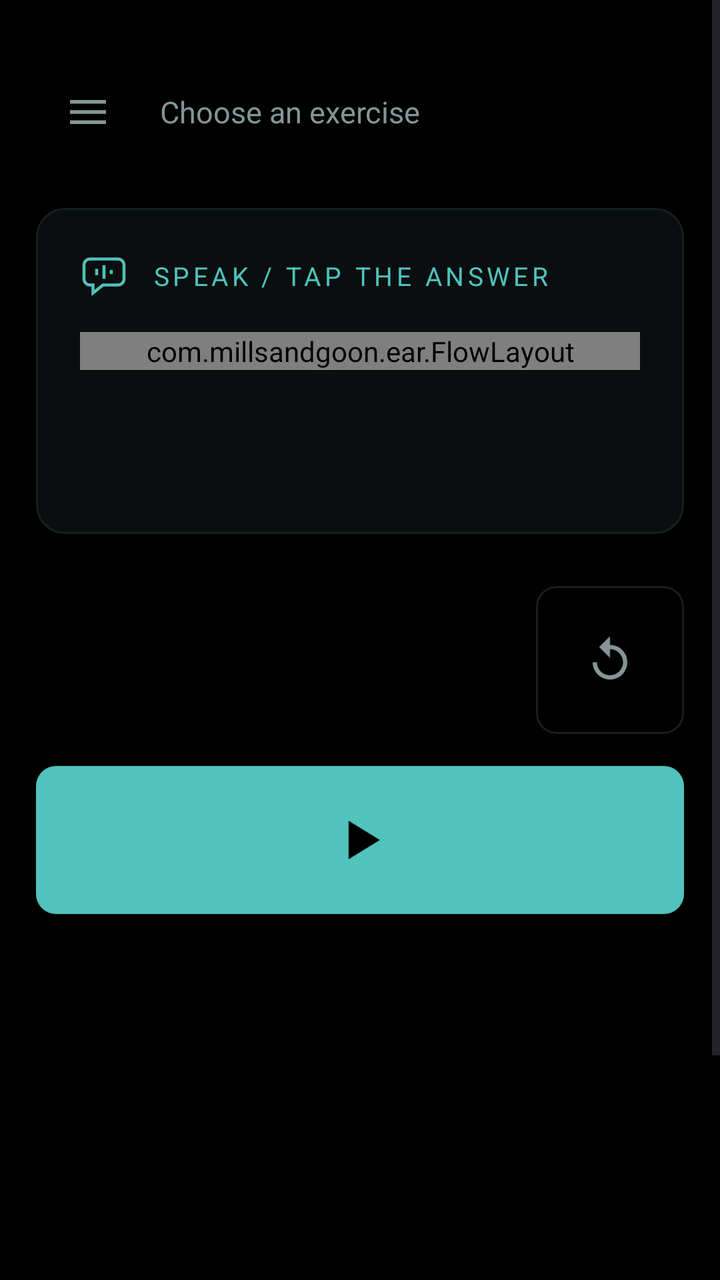
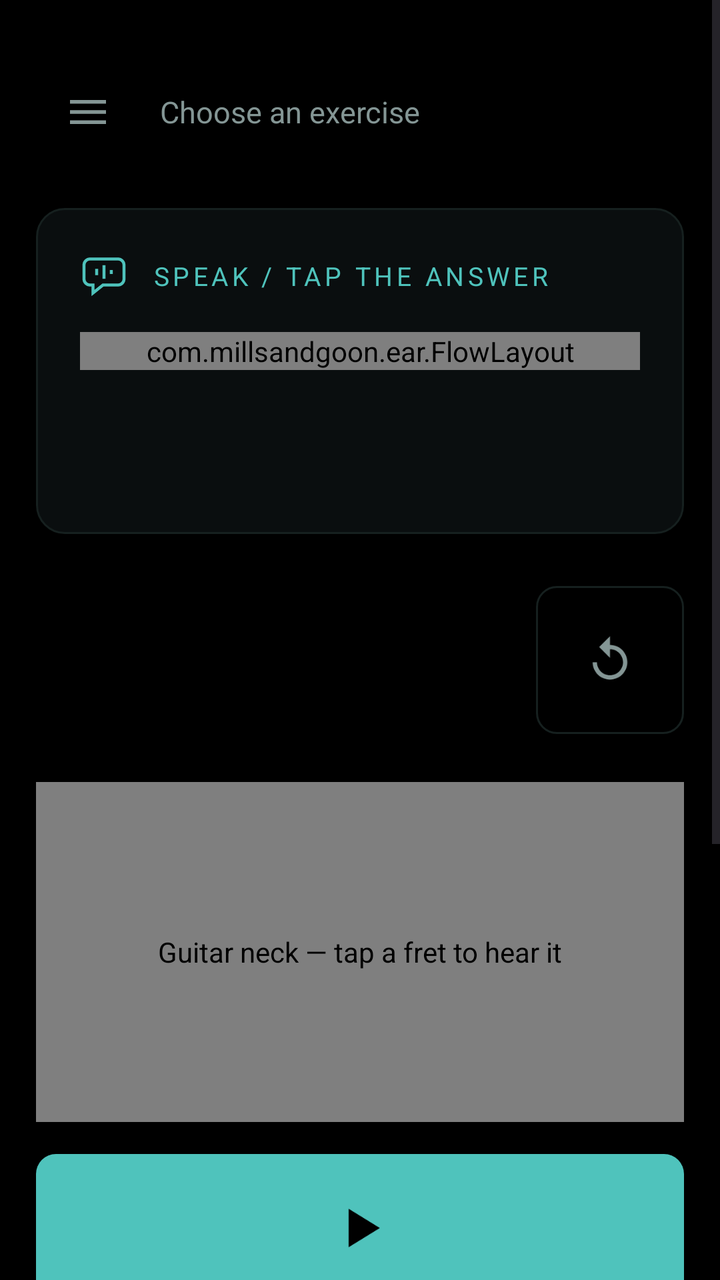

Compare the two renders of this Android layout. The source of the first and the diff that turns it into the second are given below.
<!-- AndroidManifest.xml: application theme Theme.Ear -->
<!-- res/layout/activity_main.xml -->
<?xml version="1.0" encoding="utf-8"?>
<androidx.drawerlayout.widget.DrawerLayout
    xmlns:android="http://schemas.android.com/apk/res/android"
    android:id="@+id/drawer"
    android:layout_width="match_parent"
    android:layout_height="match_parent"
    android:background="@color/ground">

    <ScrollView
        android:layout_width="match_parent"
        android:layout_height="match_parent"
        android:fillViewport="true">

        <LinearLayout
            android:layout_width="match_parent"
            android:layout_height="wrap_content"
            android:orientation="vertical"
            android:paddingStart="18dp"
            android:paddingEnd="18dp"
            android:paddingTop="30dp"
            android:paddingBottom="40dp">

            <LinearLayout
                android:layout_width="match_parent"
                android:layout_height="wrap_content"
                android:orientation="horizontal"
                android:gravity="center_vertical">

                <ImageButton
                    android:id="@+id/menu"
                    android:layout_width="52dp"
                    android:layout_height="52dp"
                    android:background="?android:attr/selectableItemBackgroundBorderless"
                    android:contentDescription="Exercises"
                    android:src="@drawable/ic_menu" />

                <TextView
                    android:id="@+id/lessonTitle"
                    android:layout_width="0dp"
                    android:layout_height="wrap_content"
                    android:layout_weight="1"
                    android:layout_marginStart="10dp"
                    android:textColor="@color/ink_dim"
                    android:textSize="15sp"
                    android:text="Choose an exercise" />
            </LinearLayout>

            
            <LinearLayout
                android:id="@+id/sayable"
                android:layout_width="match_parent"
                android:layout_height="wrap_content"
                android:layout_marginTop="22dp"
                android:orientation="vertical"
                android:background="@drawable/bg_sayable"
                android:padding="22dp">

                <LinearLayout
                    android:layout_width="wrap_content"
                    android:layout_height="wrap_content"
                    android:orientation="horizontal"
                    android:gravity="center_vertical">

                    <ImageView
                        android:layout_width="24dp"
                        android:layout_height="24dp"
                        android:layout_marginEnd="12dp"
                        android:contentDescription="Speak or tap the answer"
                        android:src="@drawable/ic_speak" />

                    <TextView
                        android:layout_width="wrap_content"
                        android:layout_height="wrap_content"
                        android:textColor="@color/aqua"
                        android:textSize="13sp"
                        android:letterSpacing="0.14"
                        android:text="SPEAK / TAP THE ANSWER" />
                </LinearLayout>

                
                <com.millsandgoon.ear.FlowLayout
                    android:id="@+id/vocab"
                    android:layout_width="match_parent"
                    android:layout_height="wrap_content"
                    android:layout_marginTop="16dp" />

                
                <TextView
                    android:id="@+id/status"
                    android:layout_width="match_parent"
                    android:layout_height="wrap_content"
                    android:layout_marginTop="18dp"
                    android:minHeight="42dp"
                    android:textColor="@color/ink"
                    android:textSize="30sp" />
            </LinearLayout>

            
            <LinearLayout
                android:layout_width="match_parent"
                android:layout_height="wrap_content"
                android:layout_marginTop="26dp"
                android:orientation="horizontal"
                android:gravity="center_vertical">

                <TextView
                    android:id="@+id/tallyRight"
                    android:layout_width="0dp"
                    android:layout_height="wrap_content"
                    android:layout_weight="1"
                    android:gravity="end"
                    android:layout_marginEnd="14dp"
                    android:textColor="@color/ok"
                    android:textSize="26sp"
                    android:fontFamily="monospace" />

                <TextView
                    android:id="@+id/tallyWrong"
                    android:layout_width="0dp"
                    android:layout_height="wrap_content"
                    android:layout_weight="1"
                    android:gravity="start"
                    android:textColor="@color/bad"
                    android:textSize="26sp"
                    android:fontFamily="monospace" />

                <ImageButton
                    android:id="@+id/reset"
                    android:layout_width="74dp"
                    android:layout_height="74dp"
                    android:layout_marginStart="12dp"
                    android:background="@drawable/bg_reset"
                    android:scaleType="center"
                    android:contentDescription="Reset the score"
                    android:src="@drawable/ic_reset" />
            </LinearLayout>

            
            <ImageButton
                android:id="@+id/transport"
                android:layout_width="match_parent"
                android:layout_height="74dp"
                android:layout_marginTop="16dp"
                android:background="@drawable/bg_transport"
                android:scaleType="center"
                android:contentDescription="Start"
                android:src="@drawable/ic_play" />

            <Space
                android:layout_width="match_parent"
                android:layout_height="220dp" />

            <TextView
                android:layout_width="match_parent"
                android:layout_height="wrap_content"
                android:textColor="@color/ink_faint"
                android:textSize="10sp"
                android:letterSpacing="0.18"
                android:alpha="0.6"
                android:text="LOG — LONG-PRESS TO COPY" />

            <TextView
                android:id="@+id/log"
                android:layout_width="match_parent"
                android:layout_height="wrap_content"
                android:layout_marginTop="8dp"
                android:padding="12dp"
                android:background="@color/sunk"
                android:textColor="@color/ink_faint"
                android:textSize="10sp"
                android:fontFamily="monospace"
                android:textIsSelectable="true" />
        </LinearLayout>
    </ScrollView>

    <LinearLayout
        android:layout_width="310dp"
        android:layout_height="match_parent"
        android:layout_gravity="start"
        android:orientation="vertical"
        android:background="@color/raise"
        android:paddingTop="26dp">

        <TextView
            android:layout_width="match_parent"
            android:layout_height="wrap_content"
            android:paddingStart="22dp"
            android:paddingEnd="22dp"
            android:paddingTop="20dp"
            android:paddingBottom="14dp"
            android:textColor="@color/ink_faint"
            android:textSize="11sp"
            android:letterSpacing="0.18"
            android:text="EXERCISES" />

        <ExpandableListView
            android:id="@+id/lessonList"
            android:layout_width="match_parent"
            android:layout_height="match_parent"
            android:divider="@color/line_soft"
            android:dividerHeight="1dp"
            android:childDivider="@color/line_soft"
            android:groupIndicator="@null" />
    </LinearLayout>

</androidx.drawerlayout.widget.DrawerLayout>
<!-- resources referenced by this layout -->
<resources>
  <color name="aqua">#4FC3BC</color>
  <color name="bad">#E0837A</color>
  <color name="ground">#000000</color>
  <color name="ink">#E4F0EF</color>
  <color name="ink_dim">#849695</color>
  <color name="ink_faint">#51635F</color>
  <color name="line_soft">#0E1514</color>
  <color name="ok">#5CCFA6</color>
  <color name="raise">#0A0E0F</color>
  <color name="sunk">#050708</color>
  <!-- drawable bg_reset (drawable) -->
  <?xml version="1.0" encoding="utf-8"?>
  <shape xmlns:android="http://schemas.android.com/apk/res/android" android:shape="rectangle">
      <solid android:color="@android:color/transparent" />
      <stroke android:width="1dp" android:color="@color/line" />
      <corners android:radius="10dp" />
  </shape>
  <!-- drawable bg_sayable (drawable) -->
  <?xml version="1.0" encoding="utf-8"?>
  <shape xmlns:android="http://schemas.android.com/apk/res/android" android:shape="rectangle">
      <solid android:color="@color/raise" />
      <stroke android:width="1dp" android:color="@color/line" />
      <corners android:radius="14dp" />
  </shape>
  <!-- drawable bg_transport (drawable) -->
  <?xml version="1.0" encoding="utf-8"?>
  <shape xmlns:android="http://schemas.android.com/apk/res/android" android:shape="rectangle">
      <solid android:color="@color/aqua" />
      <corners android:radius="10dp" />
  </shape>
  <!-- drawable ic_menu (drawable) -->
  <vector xmlns:android="http://schemas.android.com/apk/res/android"
      android:width="24dp" android:height="24dp"
      android:viewportWidth="24" android:viewportHeight="24"
      android:tint="@color/ink_dim">
      <path android:fillColor="#FFFFFF" android:pathData="M3,6h18v1.8h-18z" />
      <path android:fillColor="#FFFFFF" android:pathData="M3,11.1h18v1.8h-18z" />
      <path android:fillColor="#FFFFFF" android:pathData="M3,16.2h18v1.8h-18z" />
  </vector>
  <!-- drawable ic_play (drawable) -->
  <?xml version="1.0" encoding="utf-8"?>
  <vector xmlns:android="http://schemas.android.com/apk/res/android"
      android:width="34dp"
      android:height="34dp"
      android:viewportWidth="24"
      android:viewportHeight="24"
      android:tint="@color/ground">
      <path
          android:fillColor="#FFFFFFFF"
          android:pathData="M8,5.2 L19,12 L8,18.8 Z" />
  </vector>
  <!-- drawable ic_reset (drawable) -->
  <?xml version="1.0" encoding="utf-8"?>
  <vector xmlns:android="http://schemas.android.com/apk/res/android"
      android:width="26dp"
      android:height="26dp"
      android:viewportWidth="24"
      android:viewportHeight="24"
      android:tint="@color/ink_dim">
      <path
          android:fillColor="#FFFFFFFF"
          android:pathData="M12,5V1L7,6l5,5V7c3.31,0 6,2.69 6,6s-2.69,6 -6,6 -6,-2.69 -6,-6H4c0,4.42 3.58,8 8,8s8,-3.58 8,-8 -3.58,-8 -8,-8z" />
  </vector>
  <!-- drawable ic_speak (drawable) -->
  <vector xmlns:android="http://schemas.android.com/apk/res/android"
      android:width="20dp" android:height="20dp"
      android:viewportWidth="24" android:viewportHeight="24">
      
      <path
          android:pathData="M5,3.5 h14 a3,3 0 0 1 3,3 v7 a3,3 0 0 1 -3,3 h-7.5 l-5,4 v-4 h-1.5 a3,3 0 0 1 -3,-3 v-7 a3,3 0 0 1 3,-3 z"
          android:strokeColor="@color/aqua" android:strokeWidth="1.5" android:fillColor="#00000000" />
      <path android:fillColor="@color/aqua" android:pathData="M7.6,8.4h1.5v3.2h-1.5z" />
      <path android:fillColor="@color/aqua" android:pathData="M11.25,6.6h1.5v6.8h-1.5z" />
      <path android:fillColor="@color/aqua" android:pathData="M14.9,9.0h1.5v2h-1.5z" />
  </vector>
  <style name="Theme.Ear" parent="Theme.Material3.DayNight.NoActionBar">
          <item name="android:statusBarColor">@color/ground</item>
          <item name="android:navigationBarColor">@color/ground</item>
          <item name="android:windowBackground">@color/ground</item>
          <item name="colorPrimary">@color/aqua</item>
      </style>
  <color name="line">#16201F</color>
</resources>

<!-- the commit's change to res/layout/activity_main.xml (unified diff, before → after) -->
@@ -134,6 +134,14 @@
                     android:contentDescription="Reset the score"
                     android:src="@drawable/ic_reset" />
             </LinearLayout>
+
+            
+            <com.millsandgoon.ear.Fretboard
+                android:id="@+id/fretboard"
+                android:layout_width="match_parent"
+                android:layout_height="170dp"
+                android:layout_marginTop="24dp"
+                android:contentDescription="Guitar neck — tap a fret to hear it" />
 
             
             <ImageButton
